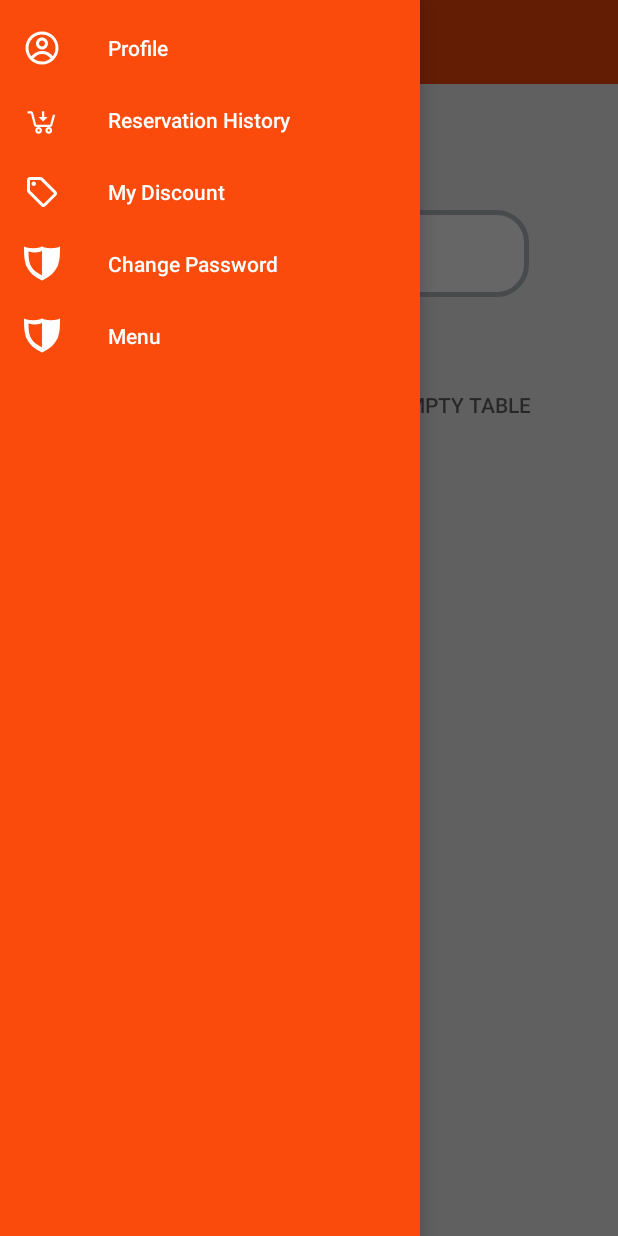
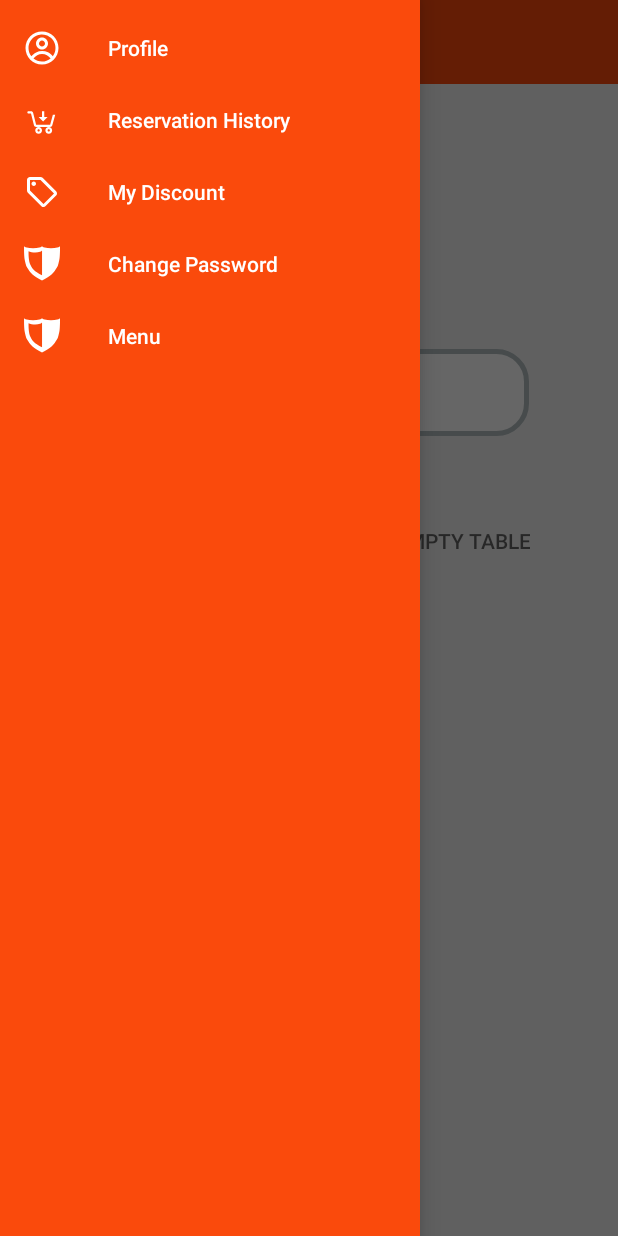
Before and after one commit to okbayby22/FinalProjectMobile, an Android app: the HomePageStaff screen opened directly, with no data from a screen before it, with the side drawer open, on a phone screen of 412 x 824 dp. Run offline under Robolectric (Android 15) with nearby library versions, the phone set to English and light mode, and no system bars; our stand-ins replace Firebase (no records; nobody signed in at launch, a user with empty details on screens opened directly); libraries missing offline, so code that uses them is left out: io.perfmark.

Commit message:
[LongNNHH]_Update UI

```diff
--- a/PRM_Subject/FinalProjectApp/BuffetRestaurent/app/src/main/java/com/example/buffetrestaurent/Controler/tableFragement.java
+++ b/PRM_Subject/FinalProjectApp/BuffetRestaurent/app/src/main/java/com/example/buffetrestaurent/Controler/tableFragement.java
@@ -5,6 +5,7 @@ import android.os.Bundle;
 import androidx.annotation.NonNull;
 import androidx.fragment.app.Fragment;
 import androidx.recyclerview.widget.DefaultItemAnimator;
+import androidx.recyclerview.widget.DividerItemDecoration;
 import androidx.recyclerview.widget.LinearLayoutManager;
 import androidx.recyclerview.widget.RecyclerView;
 
@@ -104,32 +105,6 @@ public class tableFragement extends Fragment {
         return rootView;
     }
     public void loadData(){
-//        deskService = Apis.getDeskService();
-//        Call<List<Desk>> call = deskService.loaddeskList();
-//        call.enqueue(new Callback<List<Desk>>() {
-//            @Override
-//            public void onResponse(Call<List<Desk>> call, Response<List<Desk>> response) {
-//                desksList = response.body();
-//                deskListOnStatus=new ArrayList<>();
-//                for(Desk i:desksList){
-//                    if(i.getDeskStatus()==deskStatus){
-//                        deskListOnStatus.add(i);
-//                    }
-//                }
-//                deskAdapter = new DeskAdapter(getContext(),deskListOnStatus);
-//                LinearLayoutManager mLayoutManager = new LinearLayoutManager(getContext());
-//                mLayoutManager.setOrientation(LinearLayoutManager.HORIZONTAL);
-//                recyclerView.setLayoutManager(mLayoutManager);
-//                //recyclerView.setItemAnimator(new DefaultItemAnimator());
-//                recyclerView.setAdapter(deskAdapter);
-//            }
-//
-//            @Override
-//            public void onFailure(Call<List<Desk>> call, Throwable t) {
-//                desksList = null;
-//            }
-//        });
-
          FirebaseFirestore db = FirebaseFirestore.getInstance();
         db.collection("desk")
                 .get()
@@ -150,6 +125,8 @@ public class tableFragement extends Fragment {
                             LinearLayoutManager mLayoutManager = new LinearLayoutManager(getContext());
                             mLayoutManager.setOrientation(LinearLayoutManager.HORIZONTAL);
                             recyclerView.setLayoutManager(mLayoutManager);
+                            recyclerView.addItemDecoration(new DividerItemDecoration(getContext(),DividerItemDecoration.HORIZONTAL));
+
                             //recyclerView.setItemAnimator(new DefaultItemAnimator());
                             recyclerView.setAdapter(deskAdapter);
                         } else {
@@ -158,13 +135,6 @@ public class tableFragement extends Fragment {
                     }
                 });
 
-//        DocumentReference docRef = db.collection("desk").document("BJ");
-//        docRef.get().addOnSuccessListener(new OnSuccessListener<DocumentSnapshot>() {
-//            @Override
-//            public void onSuccess(DocumentSnapshot documentSnapshot) {
-//                Desk city = documentSnapshot.toObject(Desk.class);
-//            }
-//        });
 
     }
 }
--- a/PRM_Subject/FinalProjectApp/BuffetRestaurent/app/src/main/java/com/example/buffetrestaurent/HomePageStaff.java
+++ b/PRM_Subject/FinalProjectApp/BuffetRestaurent/app/src/main/java/com/example/buffetrestaurent/HomePageStaff.java
@@ -44,7 +44,7 @@ public class HomePageStaff extends AppCompatActivity {
         homepageNavigationView =findViewById(R.id.homepagestaff_navView);
         homepageToolBar = findViewById(R.id.Homepagestaff_toolbar);
         setSupportActionBar(homepageToolBar);
-        getSupportActionBar().setTitle("");
+        getSupportActionBar().setTitle("Buffet Restaurant");
         ActionBarDrawerToggle toggle=new ActionBarDrawerToggle(this,homepageDrawer,homepageToolBar,R.string.strOpenMenu,R.string.strCloseMenu);
         homepageDrawer.addDrawerListener(toggle);
         toggle.syncState();
--- a/PRM_Subject/FinalProjectApp/BuffetRestaurent/app/src/main/res/layout/activity_home_page_staff.xml
+++ b/PRM_Subject/FinalProjectApp/BuffetRestaurent/app/src/main/res/layout/activity_home_page_staff.xml
@@ -31,17 +31,17 @@
             android:layout_height="58dp"
             android:layout_marginStart="59dp"
             android:layout_marginLeft="59dp"
-        android:layout_marginTop="140dp"
             android:layout_marginEnd="59dp"
             android:layout_marginRight="59dp"
+            android:layout_marginBottom="46dp"
             android:background="@drawable/border_layout"
             android:drawableLeft="@drawable/search_icon"
             android:ems="10"
             android:hint="Seacrh"
             android:inputType="textPersonName"
+            app:layout_constraintBottom_toTopOf="@+id/tabLayout"
             app:layout_constraintEnd_toEndOf="parent"
-        app:layout_constraintStart_toStartOf="parent"
-        app:layout_constraintTop_toTopOf="parent" />
+            app:layout_constraintStart_toStartOf="parent" />
 
         <com.google.android.material.tabs.TabLayout
             android:id="@+id/tabLayout"
@@ -49,17 +49,18 @@
             android:layout_height="wrap_content"
             android:layout_marginStart="1dp"
             android:layout_marginLeft="1dp"
-        android:layout_marginTop="48dp"
             android:layout_marginEnd="1dp"
             android:layout_marginRight="1dp"
+            android:layout_marginBottom="1dp"
+            app:layout_constraintBottom_toTopOf="@+id/viewPage"
             app:layout_constraintEnd_toEndOf="parent"
-        app:layout_constraintStart_toStartOf="parent"
-        app:layout_constraintTop_toBottomOf="@+id/editTextTextPersonName">
+            app:layout_constraintStart_toStartOf="parent">
 
             <com.google.android.material.tabs.TabItem
                 android:layout_width="wrap_content"
                 android:layout_height="wrap_content"
                 android:text="Live Table" />
+
             <com.google.android.material.tabs.TabItem
                 android:layout_width="wrap_content"
                 android:layout_height="wrap_content"
@@ -68,13 +69,12 @@
 
         <androidx.viewpager2.widget.ViewPager2
             android:id="@+id/viewPage"
-        android:layout_width="409dp"
-        android:layout_height="435dp"
-        android:layout_marginStart="1dp"
-        android:layout_marginLeft="1dp"
-        android:layout_marginTop="1dp"
-        app:layout_constraintStart_toStartOf="parent"
-        app:layout_constraintTop_toBottomOf="@+id/tabLayout" />
+            android:layout_width="413dp"
+            android:layout_height="438dp"
+            app:layout_constraintBottom_toBottomOf="parent"
+            app:layout_constraintEnd_toEndOf="parent"
+            app:layout_constraintStart_toStartOf="parent" />
+
         <com.google.android.material.appbar.AppBarLayout
             android:id="@+id/Homepagestaff_appBarLayout"
             android:layout_width="match_parent"
--- a/PRM_Subject/FinalProjectApp/BuffetRestaurent/app/src/main/res/layout/fragment_table_fragement.xml
+++ b/PRM_Subject/FinalProjectApp/BuffetRestaurent/app/src/main/res/layout/fragment_table_fragement.xml
@@ -9,5 +9,6 @@
     <androidx.recyclerview.widget.RecyclerView
         android:id="@+id/homepage_listTable"
         android:layout_width="match_parent"
-        android:layout_height="match_parent" />
+        android:layout_height="match_parent"
+        android:clipToPadding="false" />
 </FrameLayout>
```
Lines whose indentation alone changed are shown as unchanged.
